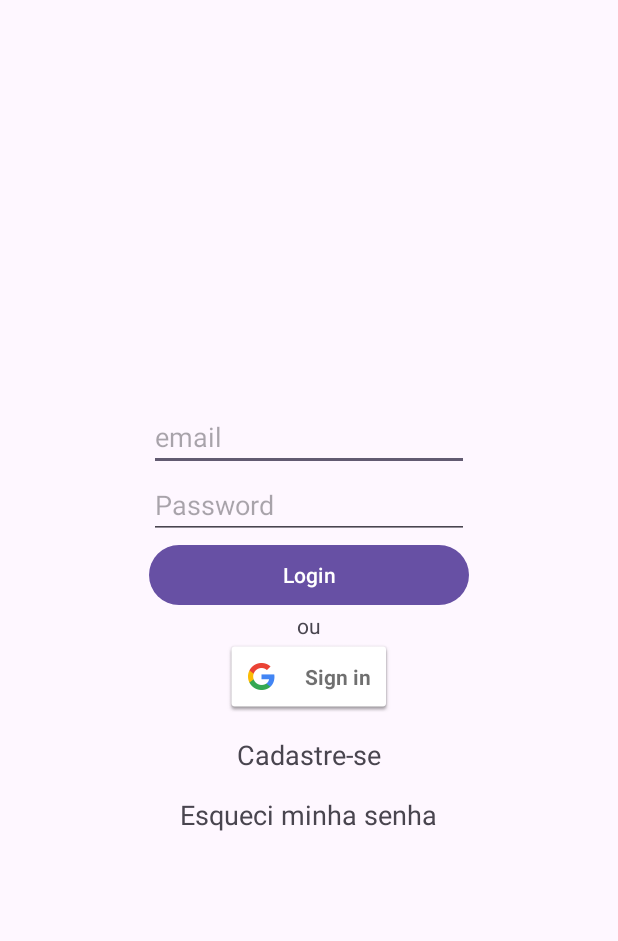
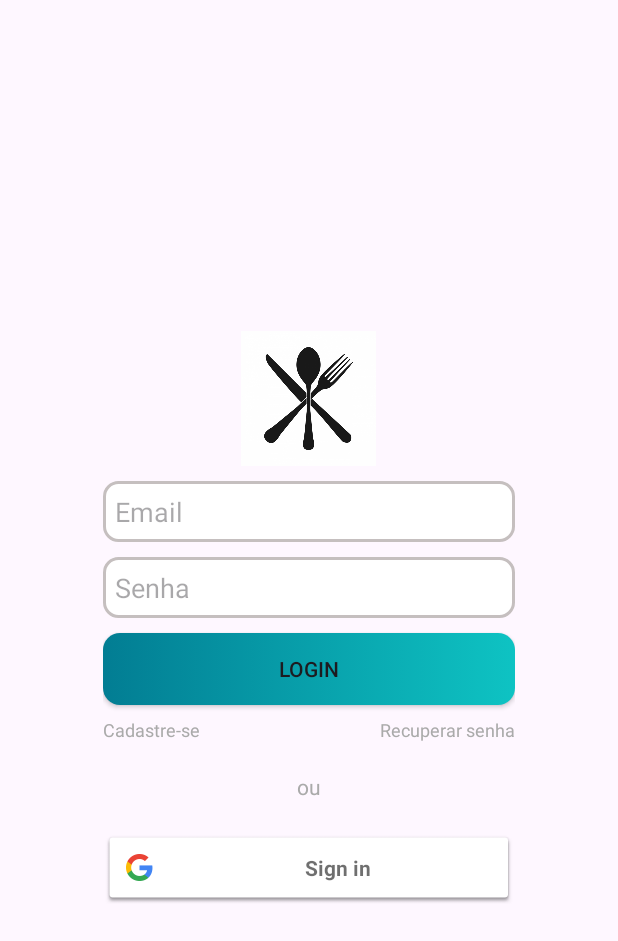
Before and after one commit to acdsilva09/iNutri, an Android app built with Jetpack Compose: the screen it shows after launch (LoginActivity), on a phone screen of 412 x 824 dp. Shown: the top 941 px of the screen. Run offline under Robolectric (Android 15) with nearby library versions, the phone set to English and light mode, and no system bars; our stand-ins replace Firebase (no records; nobody signed in at launch, a user with empty details on screens opened directly).

Commit message:
UI Login activity

```diff
--- /dev/null
+++ b/app/src/main/res/drawable/edit_text_login.xml
@@ -0,0 +1,10 @@
+<selector xmlns:android="http://schemas.android.com/apk/res/android">
+    <item>
+        <shape android:shape="rectangle">
+            <solid android:color="#fff"/> <!-- cor do sólido -->
+            <corners android:radius="9dp"/> <!-- valor do arredondamento das bordas -->
+            <stroke android:color="#C5BFBF" android:width="2dp"/> <!-- cor da borda e tamanho dela -->
+            <padding android:bottom="8dp" android:left="8dp" android:right="8dp" android:top="8dp"/>
+        </shape>
+    </item>
+</selector>
--- /dev/null
+++ b/app/src/main/res/drawable/login_button.xml
@@ -0,0 +1,53 @@
+<selector xmlns:android="http://schemas.android.com/apk/res/android">
+    <item android:state_pressed="false">
+        <shape
+            android:padding="10dp"
+            android:shape="rectangle"
+            android:layout_height="wrap_content"
+            android:layout_width="150dp">
+
+            <gradient
+                android:startColor="#027D93"
+
+                android:endColor="#0EC3C3"
+                android:angle="0"/>
+
+            <corners
+                android:bottomLeftRadius="11dp"
+                android:bottomRightRadius="11dp"
+                android:topLeftRadius="11dp"
+                android:topRightRadius="11dp">
+
+            </corners>
+
+        </shape>
+
+    </item>
+
+
+    <item android:state_pressed="true">
+        <shape
+            android:padding="10dp"
+            android:shape="rectangle"
+            android:layout_height="wrap_content"
+            android:layout_width="150dp">
+
+            <gradient
+                android:startColor="#0E5153"
+
+                android:endColor="#038581"
+                android:angle="0"/>
+
+            <corners
+                android:bottomLeftRadius="11dp"
+                android:bottomRightRadius="11dp"
+                android:topLeftRadius="11dp"
+                android:topRightRadius="11dp">
+
+            </corners>
+
+        </shape>
+
+    </item>
+
+</selector>
--- a/app/src/main/res/layout/activity_login.xml
+++ b/app/src/main/res/layout/activity_login.xml
@@ -16,61 +16,89 @@
         android:gravity="center_horizontal">
 
         <ImageView
-            android:layout_width="wrap_content"
-            android:layout_height="wrap_content"/>
+            android:layout_width="90dp"
+            android:layout_height="90dp"
+            android:background="@drawable/logo_temp"
+             />
 
-        <EditText
+        <androidx.appcompat.widget.AppCompatEditText
             android:id="@+id/editTextUser"
-            android:layout_width="wrap_content"
+            android:layout_width="match_parent"
+            android:layout_height="wrap_content"
+            android:layout_marginTop="10dp"
+            android:background="@drawable/edit_text_login"
+            android:ems="10"
+            android:hint="Email"
+            android:inputType="textEmailAddress"
+            android:maxLines="1" />
+
+        <androidx.appcompat.widget.AppCompatEditText
+            android:id="@+id/editTextPassword"
+            android:layout_width="match_parent"
             android:layout_height="wrap_content"
             android:ems="10"
-            android:inputType="textEmailAddress"
-            android:hint="email"
-            android:maxLines="1"/>
+            android:layout_marginTop="10dp"
+            android:inputType="textPassword"
+            android:hint="Senha"
+            android:maxLines="1"
+            android:background="@drawable/edit_text_login"/>
 
-        <EditText
-            android:id="@+id/editTextPassword"
-            android:layout_width="wrap_content"
-            android:layout_height="wrap_content"
-            android:ems="10"
-            android:inputType="textPassword"
-            android:hint="Password" />
-
-        <Button
+        <androidx.appcompat.widget.AppCompatButton
             android:id="@+id/buttonLogin"
             android:layout_width="match_parent"
             android:layout_height="wrap_content"
-            android:text="Login"/>
+            android:text="Login"
+            android:layout_marginTop="10dp"
+            android:theme="@style/Widget.AppCompat.Button.Colored"
+            android:background="@drawable/login_button"/>
+
+
+        <LinearLayout
+            android:layout_marginTop="8dp"
+            android:layout_width="wrap_content"
+            android:layout_height="wrap_content"
+            android:orientation="horizontal"            >
+
+            <TextView
+                android:id="@+id/cadastro"
+                android:layout_width="wrap_content"
+                android:layout_height="wrap_content"
+                android:scaleType="fitCenter"
+                android:clickable="true"
+                android:textColor="#aaaaaa"
+                android:text="Cadastre-se"
+                android:textSize="12dp" />
+            <Space
+                android:layout_width="120dp"
+                android:layout_height="match_parent" />
+            <TextView
+                android:id="@+id/recuperaSenha"
+                android:layout_width="wrap_content"
+                android:layout_height="wrap_content"
+                android:clickable="true"
+                android:textColor="#aaaaaa"
+                android:scaleType="fitCenter"
+                android:text="Recuperar senha"
+                android:textSize="12dp" />
+
+        </LinearLayout>
 
         <TextView
             android:id="@+id/textView3"
             android:layout_width="wrap_content"
             android:layout_height="wrap_content"
+            android:layout_marginTop="20dp"
+            android:layout_marginBottom="20dp"
+            android:textColor="#aaaaaa"
             android:text="ou" />
+
 
         <com.google.android.gms.common.SignInButton
             android:id="@+id/buttonGoogleLogin"
-            android:layout_width="wrap_content"
-            android:layout_height="wrap_content"/>
+            android:layout_width="match_parent"
+            android:layout_height="wrap_content" />
 
 
-        <TextView
-            android:id="@+id/cadastro"
-            android:layout_width="wrap_content"
-            android:layout_height="wrap_content"
-            android:layout_marginTop="15dp"
-            android:clickable="true"
-            android:text="Cadastre-se"
-            android:textSize="18dp" />
-
-        <TextView
-            android:id="@+id/recuperaSenha"
-            android:layout_width="wrap_content"
-            android:layout_height="wrap_content"
-            android:layout_marginTop="15dp"
-            android:clickable="true"
-            android:text="Esqueci minha senha"
-            android:textSize="18dp" />
 
 
     </LinearLayout>
```
Also changed, not shown: app/src/main/res/drawable/logo_temp.jpg (added).
